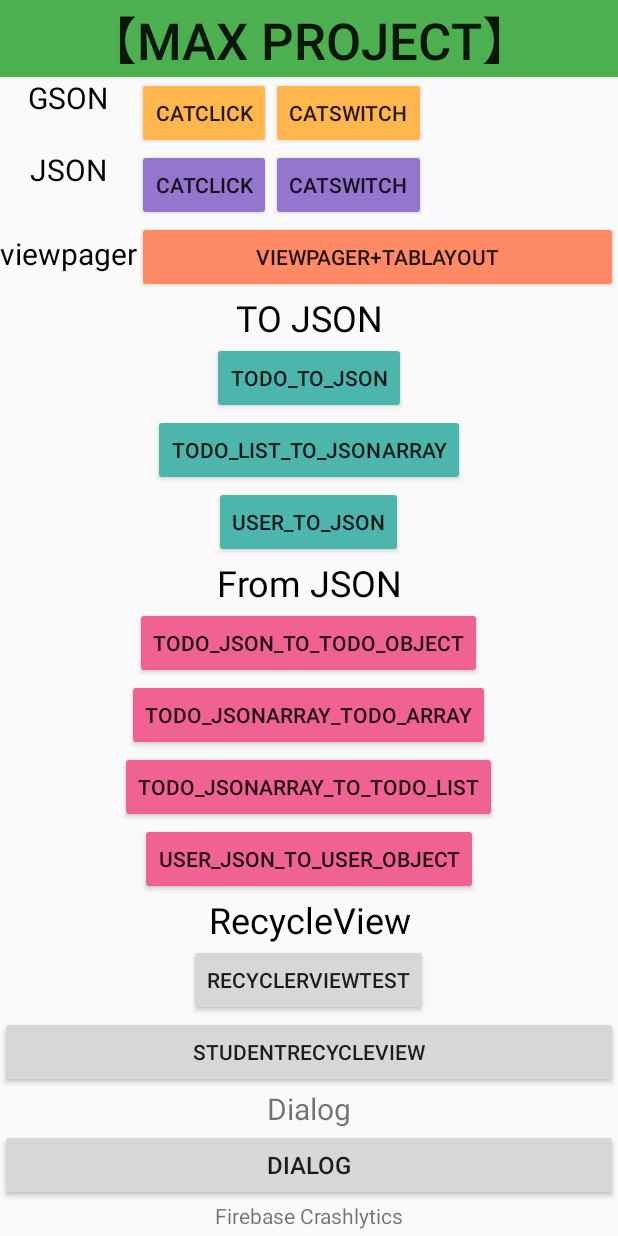
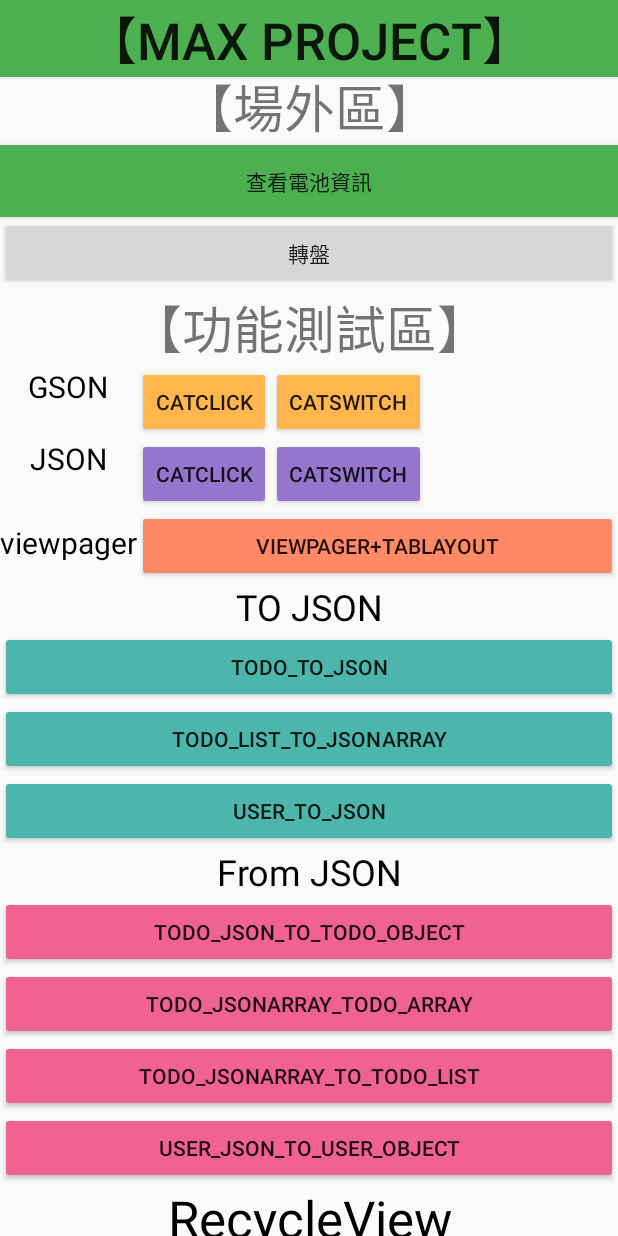
Before and after one commit to maxtsai1991/MaxFunctionPractise, an Android app: the screen it shows after launch (HomeMainActivity), on a phone screen of 412 x 824 dp. Run offline under Robolectric (Android 15) with nearby library versions, the phone set to English and light mode, and no system bars; libraries missing offline, so code that uses them is left out: com.facebook.stetho; 1 statement that could not run was skipped.

Commit message:
首頁畫面調整

```diff
--- a/app/src/main/java/com/example/demo/jsonpersoncat/ParkingInfoRetrofitActivity.java
+++ b/app/src/main/java/com/example/demo/jsonpersoncat/ParkingInfoRetrofitActivity.java
@@ -27,6 +27,10 @@ import retrofit2.Retrofit;
 import retrofit2.converter.gson.GsonConverterFactory;
 import retrofit2.http.GET;
 import retrofit2.http.Query;
+
+/**
+ * 該頁未完成, 因API 會跑到 onFailure 選項
+ */
 
 /*
 使用retrofit 與 API連線
--- a/app/src/main/java/com/example/demo/jsonpersoncat/RecyclerViewStudentActivity.java
+++ b/app/src/main/java/com/example/demo/jsonpersoncat/RecyclerViewStudentActivity.java
@@ -7,11 +7,13 @@ import androidx.recyclerview.widget.DividerItemDecoration;
 import androidx.recyclerview.widget.LinearLayoutManager;
 import androidx.recyclerview.widget.RecyclerView;
 
+import android.content.Intent;
 import android.os.Build;
 import android.os.Bundle;
 import android.view.LayoutInflater;
 import android.view.View;
 import android.view.ViewGroup;
+import android.widget.Button;
 import android.widget.TextView;
 
 import com.example.demo.jsonpersoncat.adapters.StudentAdapter;
@@ -41,6 +43,7 @@ import java.util.Random;
     藍：#005CAF
      */
 public class RecyclerViewStudentActivity extends AppCompatActivity {
+    public Button bt_return_home;
     public RecyclerView mRecyclerView;
     public StudentAdapter myStudentAdapter;
     public ArrayList<HashMap<String,String>>arrayList = new ArrayList<>();
@@ -49,6 +52,16 @@ public class RecyclerViewStudentActivity extends AppCompatActivity {
     protected void onCreate(Bundle savedInstanceState) {
         super.onCreate(savedInstanceState);
         setContentView(R.layout.activity_recycler_view_student);
+        //返回首頁按鈕
+        bt_return_home = findViewById(R.id.bt_return_home);
+        bt_return_home.setOnClickListener(new View.OnClickListener() {
+            @Override
+            public void onClick(View v) {
+                Intent intent = new Intent(RecyclerViewStudentActivity.this, HomeMainActivity.class);
+                startActivity(intent);
+                RecyclerViewStudentActivity.this.finish();//結束目前 Activity
+            }
+        });
 
         //製造生成假資料 : 迴圈跑30次表示30個學生
         for (int i = 0;i<30;i++){
--- a/app/src/main/res/layout/activity_home_main.xml
+++ b/app/src/main/res/layout/activity_home_main.xml
@@ -20,7 +20,8 @@
     <ScrollView
         android:id="@+id/scrollView2"
         android:layout_width="match_parent"
-        android:layout_height="0dp"
+        android:layout_height="match_parent"
+        android:layout_marginTop="45dp"
         app:layout_constraintEnd_toEndOf="parent"
         app:layout_constraintHorizontal_bias="0.0"
         app:layout_constraintStart_toStartOf="parent"
@@ -31,6 +32,35 @@
             android:layout_height="wrap_content"
             android:gravity="center_horizontal"
             android:orientation="vertical">
+
+            <TextView
+                android:id="@+id/textView18"
+                android:layout_width="match_parent"
+                android:layout_height="wrap_content"
+                android:gravity="center"
+                android:text="【場外區】"
+                android:textSize="34sp" />
+
+            <Button
+                android:id="@+id/bt_battery"
+                android:layout_width="match_parent"
+                android:layout_height="wrap_content"
+                android:background="#4CAF50"
+                android:text="查看電池資訊" />
+
+            <Button
+                android:id="@+id/button2"
+                android:layout_width="match_parent"
+                android:layout_height="wrap_content"
+                android:text="轉盤" />
+
+            <TextView
+                android:id="@+id/textView19"
+                android:layout_width="match_parent"
+                android:layout_height="wrap_content"
+                android:gravity="center"
+                android:text="【功能測試區】"
+                android:textSize="34sp" />
 
             <TableLayout
                 android:layout_width="match_parent"
@@ -59,6 +89,7 @@
                             android:id="@+id/bt_gson_catnum_name_click"
                             android:layout_width="wrap_content"
                             android:layout_height="wrap_content"
+                            android:layout_weight="1"
                             android:backgroundTint="#FFB74D"
                             android:text="catclick" />
 
@@ -66,6 +97,7 @@
                             android:id="@+id/bt_Gson_cat_switch"
                             android:layout_width="wrap_content"
                             android:layout_height="wrap_content"
+                            android:layout_weight="1"
                             android:backgroundTint="#FFB74D"
                             android:text="catswitch" />
                     </LinearLayout>
@@ -144,7 +176,7 @@
 
             <Button
                 android:id="@+id/bt_todo_To_Json"
-                android:layout_width="wrap_content"
+                android:layout_width="match_parent"
                 android:layout_height="wrap_content"
                 android:backgroundTint="#4DB6AC"
                 android:onClick="todoToJson"
@@ -152,7 +184,7 @@
 
             <Button
                 android:id="@+id/bt_todoList_To_JsonArray"
-                android:layout_width="wrap_content"
+                android:layout_width="match_parent"
                 android:layout_height="wrap_content"
                 android:backgroundTint="#4DB6AC"
                 android:onClick="todoListToJsonArray"
@@ -160,7 +192,7 @@
 
             <Button
                 android:id="@+id/bt_user_To_Json"
-                android:layout_width="wrap_content"
+                android:layout_width="match_parent"
                 android:layout_height="wrap_content"
                 android:backgroundTint="#4DB6AC"
                 android:onClick="userToJson"
@@ -177,7 +209,7 @@
 
             <Button
                 android:id="@+id/bt_TODO_JSON_TO_TODO_OBJECT"
-                android:layout_width="wrap_content"
+                android:layout_width="match_parent"
                 android:layout_height="wrap_content"
                 android:backgroundTint="#F06292"
                 android:onClick="todoJsonTotodoObject"
@@ -185,7 +217,7 @@
 
             <Button
                 android:id="@+id/bt_TODO_JSONARRAY_TO_OBJECTARRAY"
-                android:layout_width="wrap_content"
+                android:layout_width="match_parent"
                 android:layout_height="wrap_content"
                 android:backgroundTint="#F06292"
                 android:onClick="todoJsonArrayTotodoArray"
@@ -193,7 +225,7 @@
 
             <Button
                 android:id="@+id/bt_TODO_JSONARRAY_TO_OBJECT_LIST"
-                android:layout_width="wrap_content"
+                android:layout_width="match_parent"
                 android:layout_height="wrap_content"
                 android:backgroundTint="#F06292"
                 android:onClick="todoJsonArrayTotodoList"
@@ -201,7 +233,7 @@
 
             <Button
                 android:id="@+id/bt_USER_JSON_TO_USER_JAVA_OBJECT"
-                android:layout_width="wrap_content"
+                android:layout_width="match_parent"
                 android:layout_height="wrap_content"
                 android:backgroundTint="#F06292"
                 android:onClick="userJsonToUserUserObject"
@@ -214,18 +246,20 @@
                 android:gravity="center_horizontal"
                 android:text="RecycleView"
                 android:textColor="#000000"
-                android:textSize="24sp" />
+                android:textSize="34sp" />
 
             <Button
                 android:id="@+id/bt_RecyclerView"
-                android:layout_width="wrap_content"
+                android:layout_width="match_parent"
                 android:layout_height="wrap_content"
+                android:background="#FF9800"
                 android:text="RecyclerViewTest" />
 
             <Button
                 android:id="@+id/bt_StudentRecyclerView"
                 android:layout_width="match_parent"
                 android:layout_height="wrap_content"
+                android:background="#FF9800"
                 android:text="studentrecycleview" />
 
             <TextView
@@ -234,12 +268,13 @@
                 android:layout_height="wrap_content"
                 android:gravity="center_horizontal"
                 android:text="Dialog"
-                android:textSize="20sp" />
+                android:textSize="34sp" />
 
             <Button
                 android:id="@+id/bt_dialog"
                 android:layout_width="match_parent"
                 android:layout_height="wrap_content"
+                android:background="#F44336"
                 android:text="Dialog"
                 android:textSize="16sp" />
 
@@ -248,12 +283,14 @@
                 android:layout_width="match_parent"
                 android:layout_height="wrap_content"
                 android:gravity="center"
-                android:text="Firebase Crashlytics" />
+                android:text="Firebase Crashlytics"
+                android:textSize="34sp" />
 
             <Button
                 android:id="@+id/crashButton"
                 android:layout_width="match_parent"
                 android:layout_height="wrap_content"
+                android:background="#00BCD4"
                 android:text="Crashlytics Test" />
 
             <TextView
@@ -261,18 +298,21 @@
                 android:layout_width="match_parent"
                 android:layout_height="wrap_content"
                 android:gravity="center"
-                android:text="Retrofit 與 API連線 (Recycleview)" />
+                android:text="Retrofit 與 API連線 (Recycleview)"
+                android:textSize="34sp" />
 
             <Button
                 android:id="@+id/bt_Retrofitfood"
                 android:layout_width="match_parent"
                 android:layout_height="wrap_content"
+                android:background="#03A9F4"
                 android:text="FoodRetrofit" />
 
             <Button
                 android:id="@+id/bt_parking"
                 android:layout_width="match_parent"
                 android:layout_height="wrap_content"
+                android:background="#03A9F4"
                 android:text="ParkingInfoRetrofit" />
 
             <TextView
@@ -280,26 +320,15 @@
                 android:layout_width="match_parent"
                 android:layout_height="wrap_content"
                 android:gravity="center"
-                android:text="程式碼筆記" />
+                android:text="程式碼筆記"
+                android:textSize="34sp" />
 
             <Button
                 android:id="@+id/bt_code_notes"
                 android:layout_width="match_parent"
                 android:layout_height="wrap_content"
+                android:background="#673AB7"
                 android:text="GO IN" />
-
-            <TextView
-                android:id="@+id/textView10"
-                android:layout_width="match_parent"
-                android:layout_height="wrap_content"
-                android:gravity="center"
-                android:text="電池" />
-
-            <Button
-                android:id="@+id/bt_battery"
-                android:layout_width="match_parent"
-                android:layout_height="wrap_content"
-                android:text="查看電池資訊" />
 
             <TextView
                 android:id="@+id/textView11"
@@ -307,12 +336,13 @@
                 android:layout_height="wrap_content"
                 android:gravity="center"
                 android:text="Room and Stetho"
-                android:textSize="16sp" />
+                android:textSize="34sp" />
 
             <Button
                 android:id="@+id/bt_room_stetho"
                 android:layout_width="match_parent"
                 android:layout_height="wrap_content"
+                android:background="#8BC34A"
                 android:text="Room and Stetho" />
 
         </LinearLayout>
--- a/app/src/main/res/layout/activity_recycler_view_student.xml
+++ b/app/src/main/res/layout/activity_recycler_view_student.xml
@@ -8,10 +8,10 @@
     tools:context=".MainActivity">
 
     <Button
-        android:id="@+id/button"
+        android:id="@+id/bt_return_home"
         android:layout_width="match_parent"
         android:layout_height="wrap_content"
-        android:text="Button"
+        android:text="返回首頁"
         app:layout_constraintEnd_toEndOf="parent"
         app:layout_constraintStart_toStartOf="parent"
         app:layout_constraintTop_toTopOf="parent" />
@@ -25,7 +25,7 @@
         app:layout_constraintBottom_toBottomOf="parent"
         app:layout_constraintEnd_toEndOf="parent"
         app:layout_constraintStart_toStartOf="parent"
-        app:layout_constraintTop_toBottomOf="@+id/button">
+        app:layout_constraintTop_toBottomOf="@+id/bt_return_home">
 
         <androidx.recyclerview.widget.RecyclerView
             android:id="@+id/recycleview"
--- a/app/src/main/res/values/strings.xml
+++ b/app/src/main/res/values/strings.xml
@@ -56,4 +56,6 @@
     <string name="hello_first_fragment">Hello first fragment</string>
     <string name="hello_second_fragment">Hello second fragment. Arg: %1$s</string>
 
+    <string name="start">Start</string>
+
 </resources>
```
Also changed, not shown: app/src/main/res/drawable/chat.png (added), app/src/main/res/drawable/coupon.png (added), app/src/main/res/drawable/ic_action.png (added), app/src/main/res/drawable/ice_cream.png (added), app/src/main/res/drawable/lemonade.png (added), app/src/main/res/drawable/orange.png (added), app/src/main/res/drawable/shop.png (added).
